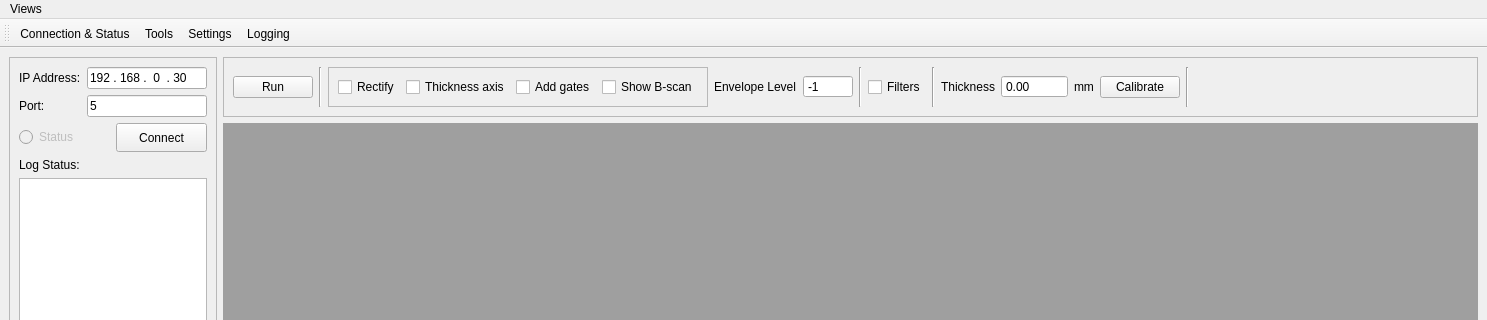
The window that mainwindow.ui (SDJoeKing/Tubers_GUI) describes before a commit, drawn with Qt 5; both pictures show x 0 to 1487 and y 0 to 320 of the 1487 by 723 pixel window.
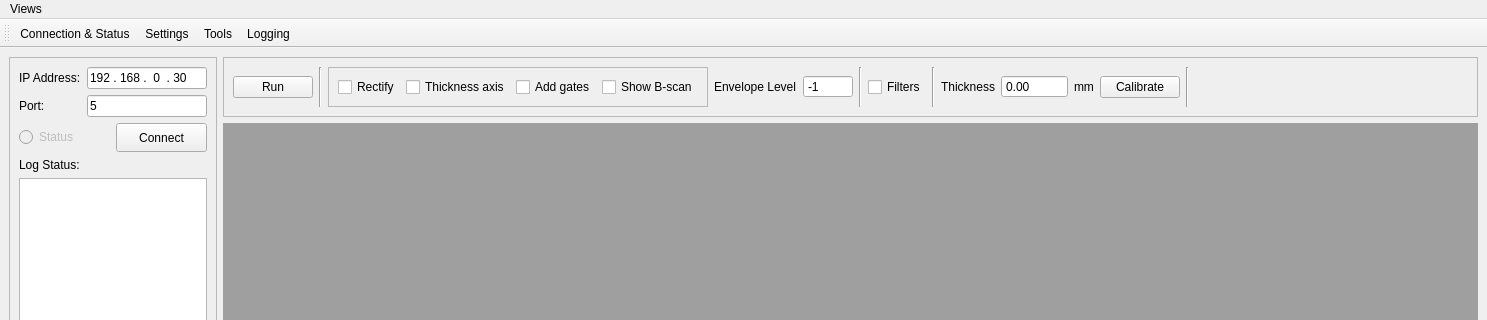
The same window after the commit.

What changed in the file:
```diff
--- a/mainwindow.ui
+++ b/mainwindow.ui
@@ -399,8 +399,8 @@
     <bool>false</bool>
    </attribute>
    <addaction name="actionConnection_Status"/>
-   <addaction name="actionTools"/>
    <addaction name="actionSettings"/>
+   <addaction name="actionTools"/>
    <addaction name="actionLogging"/>
   </widget>
   <widget class="QStatusBar" name="statusBar"/>
```
